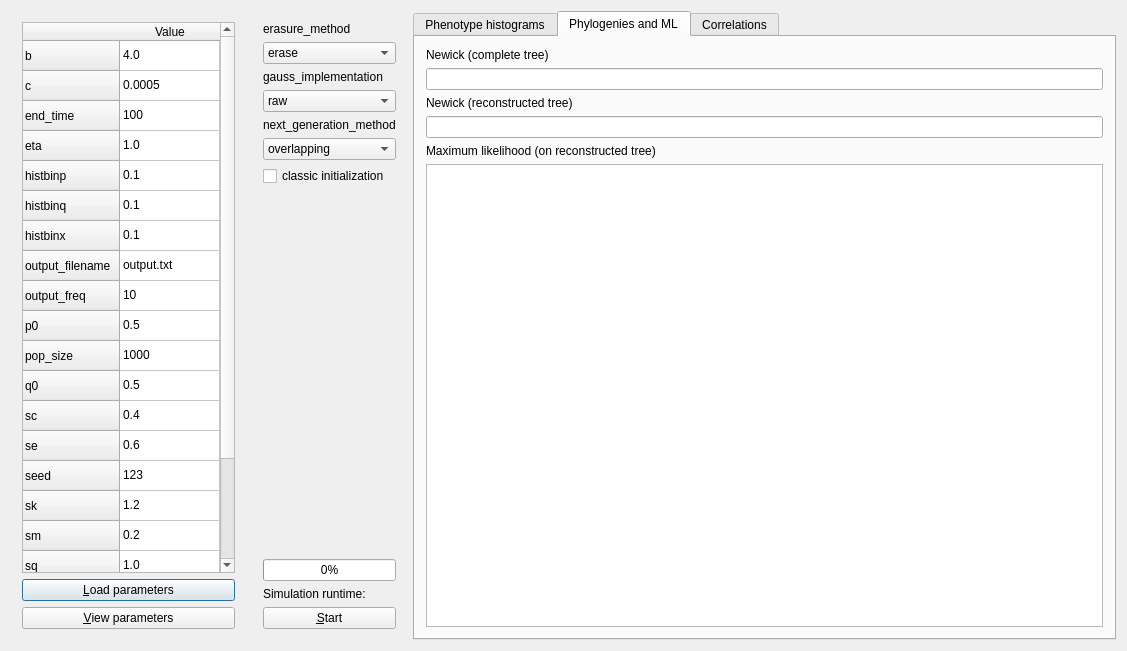
Above: sado_qtdialog.ui from richelbilderbeek/pbdmms before the change. Below: the same form after it.
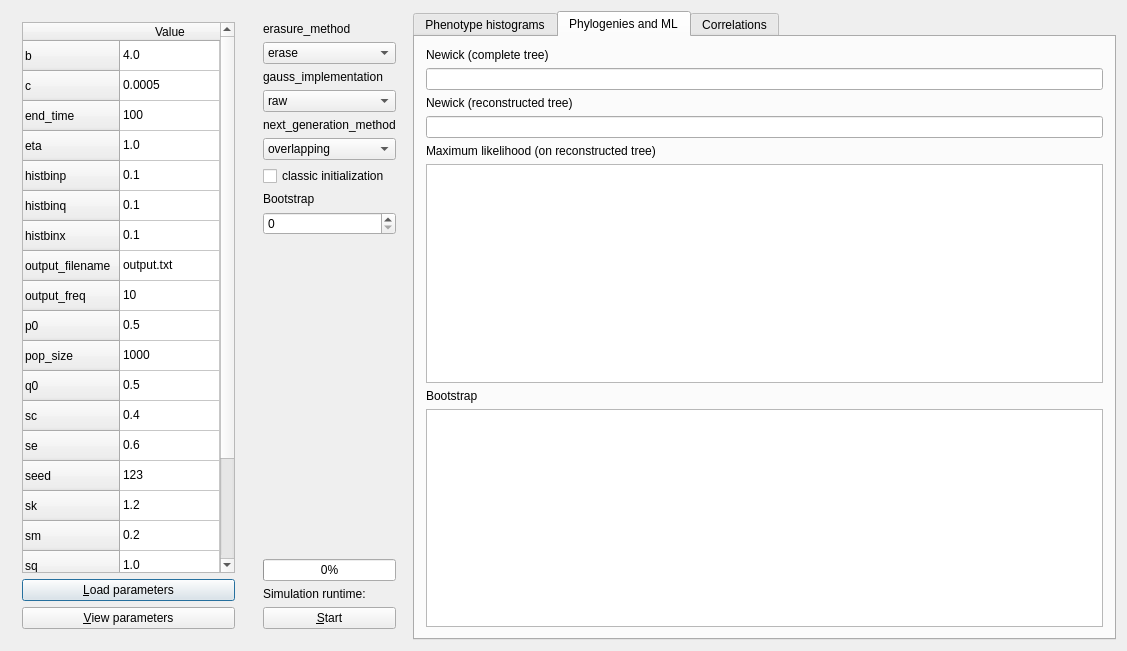
That is the form after the change. The open tabs and pages were chosen to show the change. Custom widgets are drawn as their Qt base class.

Patch:
```diff
--- a/sado_qtdialog.ui
+++ b/sado_qtdialog.ui
@@ -344,6 +344,23 @@
         </property>
        </widget>
       </item>
+      <item>
+       <widget class="QLabel" name="label_bootstrap">
+        <property name="text">
+         <string>Bootstrap</string>
+        </property>
+       </widget>
+      </item>
+      <item>
+       <widget class="QSpinBox" name="edit_n_bootstraps">
+        <property name="minimum">
+         <number>0</number>
+        </property>
+        <property name="maximum">
+         <number>1000</number>
+        </property>
+       </widget>
+      </item>
       <item>
        <spacer name="verticalSpacer_2">
         <property name="orientation">
@@ -532,6 +549,16 @@
          </property>
         </widget>
        </item>
+       <item>
+        <widget class="QLabel" name="label">
+         <property name="text">
+          <string>Bootstrap</string>
+         </property>
+        </widget>
+       </item>
+       <item>
+        <widget class="QPlainTextEdit" name="plainTextEdit"/>
+       </item>
       </layout>
      </widget>
      <widget class="QWidget" name="tab_correlations">
```
Left out of the diff: 2 changed lines with no effect on the pictures.
